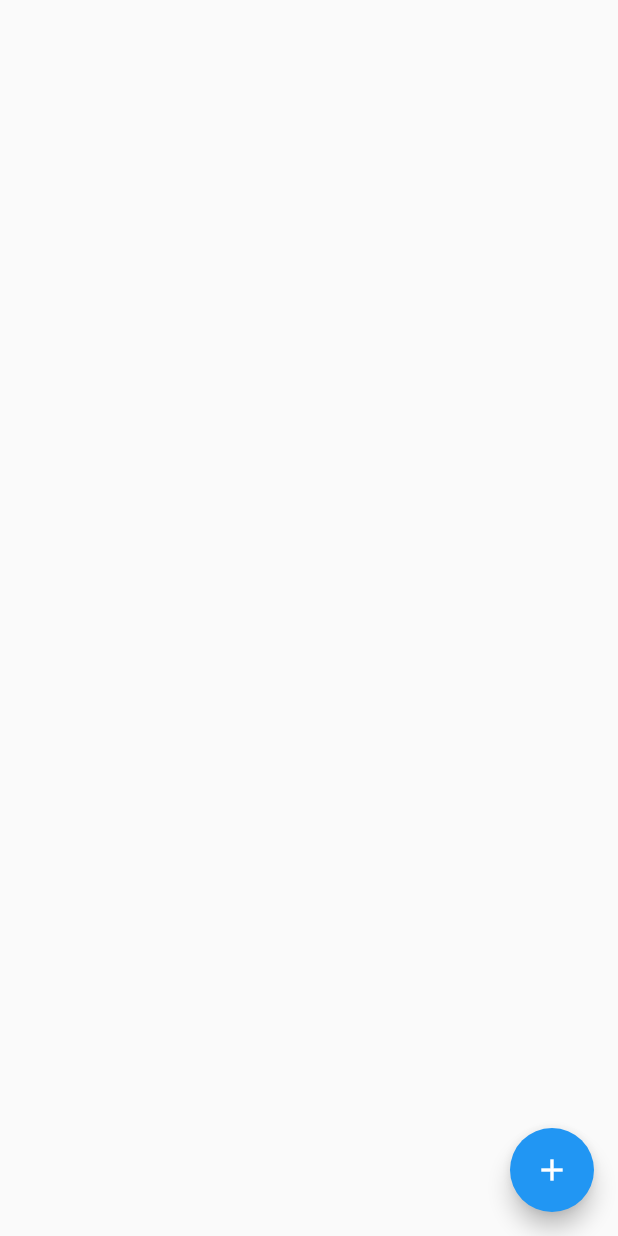
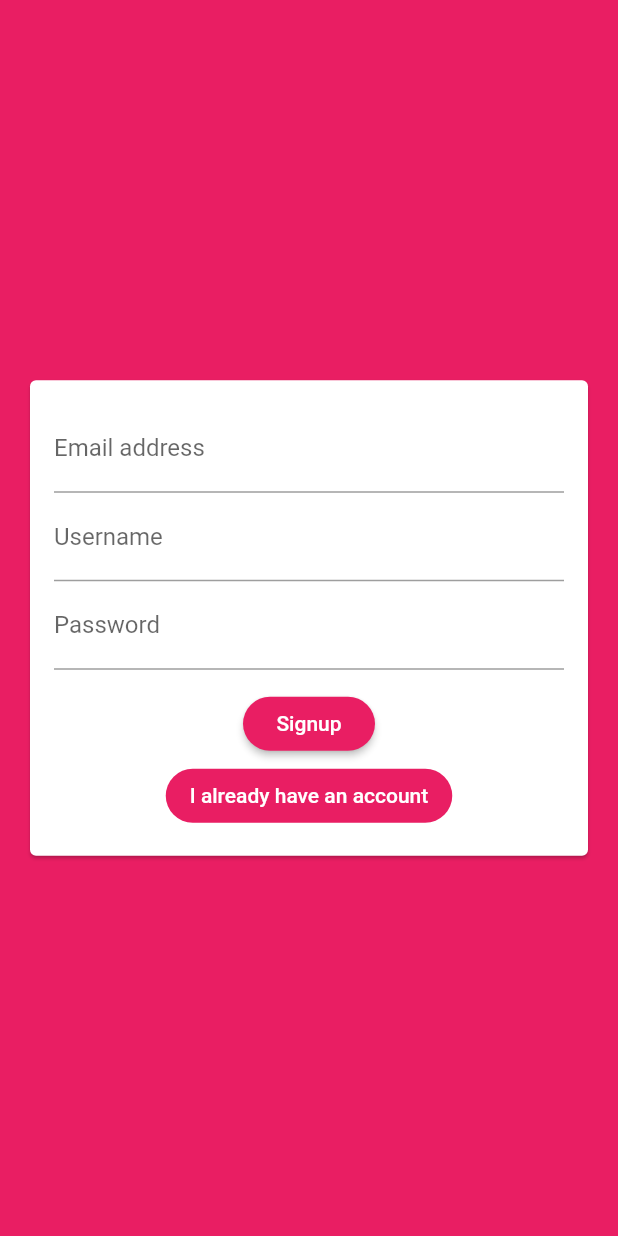
Before and after one commit to guzmanem/flutter__realtime_app, a Flutter app: the screen it shows after launch, on a phone screen of 412 x 824 dp. Run offline on Flutter 3.47's test engine with Material 2 defaults, Android fonts, the phone set to English and light mode, and no system bars; our stand-ins replace cloud_firestore, firebase_auth, firebase_core; accounts and stored records are empty.

Commit message:
add auth screen

```diff
--- a/lib/main.dart
+++ b/lib/main.dart
@@ -1,7 +1,20 @@
+import 'package:firebase_auth/firebase_auth.dart';
 import 'package:flutter/material.dart';
+import 'package:firebase_core/firebase_core.dart';
+
+import 'package:realtime_app/screen/auth_screen.dart';
 import 'package:realtime_app/screen/chat_screen.dart';
 
-void main() {
+void main() async {
+  WidgetsFlutterBinding.ensureInitialized();
+  await Firebase.initializeApp(
+      name: 'chat-app',
+      options: const FirebaseOptions(
+        apiKey: 'AIzaSyBEDbWXCdX5X2KeWCmhtNtMz8Y6IJquqEs',
+        appId: '1:835853711099:android:4a1fd3d49752e22392a25e',
+        projectId: 'chat-app-f9ba7',
+        messagingSenderId: '',
+      ));
   runApp(const MyApp());
 }
 
@@ -13,9 +26,24 @@ class MyApp extends StatelessWidget {
     return MaterialApp(
       title: 'Flutter Demo',
       theme: ThemeData(
-        primarySwatch: Colors.blue,
-      ),
-      home: const ChatScreen(),
+          primarySwatch: Colors.pink,
+          backgroundColor: Colors.pink,
+          accentColor: Colors.deepPurple,
+          accentColorBrightness: Brightness.dark,
+          buttonTheme: ButtonTheme.of(context).copyWith(
+            buttonColor: Colors.pink,
+            textTheme: ButtonTextTheme.primary,
+            shape: RoundedRectangleBorder(
+              borderRadius: BorderRadius.circular(20),
+            ),
+          )),
+      home: StreamBuilder(stream: FirebaseAuth.instance.authStateChanges(), builder: (ctx, userSnapshot) {
+        if(userSnapshot.hasData) {
+          return ChatScreen();
+        }
+
+        return AuthScreen();
+      }),
     );
   }
 }
--- a/lib/screen/auth_screen.dart
+++ b/lib/screen/auth_screen.dart
@@ -0,0 +1,70 @@
+import 'dart:developer';
+
+import 'package:flutter/material.dart';
+import 'package:firebase_auth/firebase_auth.dart';
+import 'package:flutter/services.dart';
+import 'package:cloud_firestore/cloud_firestore.dart';
+
+import '../widgets/auth/auth_form.dart';
+
+class AuthScreen extends StatefulWidget {
+  const AuthScreen({Key? key}) : super(key: key);
+
+  @override
+  State<AuthScreen> createState() => _AuthScreenState();
+}
+
+class _AuthScreenState extends State<AuthScreen> {
+  final _auth = FirebaseAuth.instance;
+
+  void _submitAuthForm(
+    String email,
+    String username,
+    String password,
+    bool isLogin,
+    BuildContext context,
+  ) async {
+    UserCredential authResult;
+
+    try {
+      if (isLogin) {
+        authResult = await _auth.signInWithEmailAndPassword(
+          email: email,
+          password: password,
+        );
+      } else {
+        authResult = await _auth.createUserWithEmailAndPassword(
+          email: email,
+          password: password,
+        );
+
+        await FirebaseFirestore.instance.collection('users').doc(authResult.user!.uid).set({
+          'username': username,
+          'email': email,
+        });
+      }
+    } on FirebaseAuthException catch (err) {
+      var message = 'An error ocurred, please check your credentials!';
+
+      if (err.message != null) {
+        message = err.message!;
+      }
+      Scaffold.of(context).showSnackBar(
+        SnackBar(
+          content: Text(message),
+          backgroundColor: Colors.blue,
+        ),
+      );
+    } catch (err) {
+      print(err);
+    }
+  }
+
+  @override
+  Widget build(BuildContext context) {
+    return Scaffold(
+      backgroundColor: Theme.of(context).primaryColor,
+      body: AuthForm(_submitAuthForm),
+    );
+  }
+}
--- /dev/null
+++ b/lib/widgets/auth/auth_form.dart
@@ -0,0 +1,125 @@
+import 'package:flutter/material.dart';
+
+class AuthForm extends StatefulWidget {
+  AuthForm(this.submitFn, {Key? key}) : super(key: key);
+
+  final void Function(
+    String email,
+    String password,
+    String username,
+    bool isLogin,
+    BuildContext context,
+  ) submitFn;
+
+  @override
+  State<AuthForm> createState() => _AuthFormState();
+}
+
+class _AuthFormState extends State<AuthForm> {
+  final _formKey = GlobalKey<FormState>();
+  String _userEmail = '';
+  String _userName = '';
+  String _userPassword = '';
+  bool _isLogin = false;
+
+  void _trySubmit() {
+    final isValid = _formKey.currentState!.validate();
+    FocusScope.of(context).unfocus();
+
+    if (isValid) {
+      _formKey.currentState!.save();
+      widget.submitFn(
+        _userEmail.trim(),
+        _userName.trim(),
+        _userPassword.trim(),
+        _isLogin,
+        context,
+      );
+    }
+  }
+
+  @override
+  Widget build(BuildContext context) {
+    return Center(
+      child: Card(
+        margin: const EdgeInsets.all(20),
+        child: SingleChildScrollView(
+          child: Padding(
+            padding: const EdgeInsets.all(16),
+            child: Form(
+              key: _formKey,
+              child: Column(
+                mainAxisSize: MainAxisSize.min,
+                children: [
+                  TextFormField(
+                    key: const ValueKey('email'),
+                    validator: (value) {
+                      if (value!.isEmpty || !value.contains('@')) {
+                        return 'Please enter a valid email address.';
+                      }
+                      return null;
+                    },
+                    keyboardType: TextInputType.emailAddress,
+                    decoration:
+                        const InputDecoration(labelText: 'Email address'),
+                    onSaved: (value) {
+                      _userEmail = value!;
+                    },
+                  ),
+                  if (!_isLogin)
+                    TextFormField(
+                      key: const ValueKey('username'),
+                      decoration: const InputDecoration(labelText: 'Username'),
+                      validator: (value) {
+                        if (value!.isEmpty || value.length < 4) {
+                          return 'Password must be at least 4 characters long.';
+                        }
+                        return null;
+                      },
+                      onSaved: (value) {
+                        _userName = value!;
+                      },
+                    ),
+                  TextFormField(
+                    key: const ValueKey('password'),
+                    decoration: const InputDecoration(labelText: 'Password'),
+                    obscureText: true,
+                    validator: (value) {
+                      if (value!.isEmpty || value.length < 6) {
+                        return 'Password must be at least 6 characters long.';
+                      }
+                      return null;
+                    },
+                    onSaved: (value) {
+                      _userPassword = value!;
+                    },
+                  ),
+                  const SizedBox(
+                    height: 12,
+                  ),
+                  RaisedButton(
+                    onPressed: () {
+                      _trySubmit();
+                    },
+                    child: Text(_isLogin ? 'Login' : 'Signup'),
+                  ),
+                  FlatButton(
+                    onPressed: () {
+                      setState(() {
+                        _isLogin = !_isLogin;
+                      });
+                    },
+                    color: Theme.of(context).primaryColor,
+                    child: Text(_isLogin
+                        ? 'Create a new account'
+                        : 'I already have an account'),
+                  )
+                ],
+              ),
+            ),
+          ),
+        ),
+      ),
+    );
+  }
+}
--- a/pubspec.yaml
+++ b/pubspec.yaml
@@ -34,7 +34,9 @@ dependencies:
   # The following adds the Cupertino Icons font to your application.
   # Use with the CupertinoIcons class for iOS style icons.
   cupertino_icons: ^1.0.2
-  cloud_firestore: ^0.13.5
+  cloud_firestore: ^3.1.10
+  firebase_auth: ^3.3.9
+  firebase_core: ^1.13.1
 
 dev_dependencies:
   flutter_test:
```
Also changed, not shown: lib/screen/chat_screen.dart (+37 -3 lines), pubspec.lock, 5 other files.
